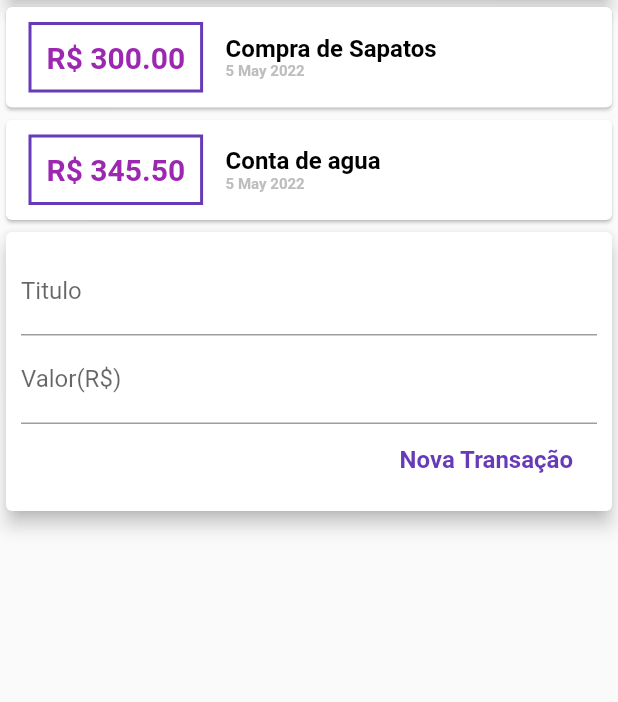
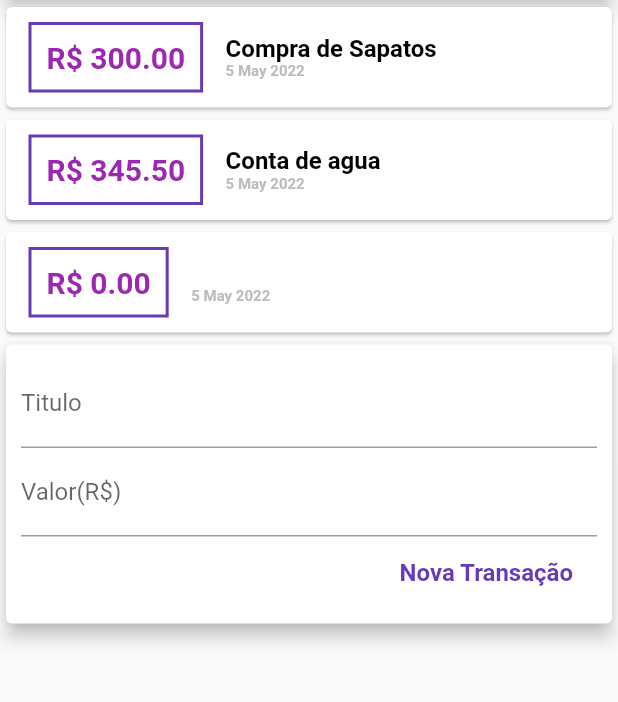
Before and after one commit to Wallace82/expense, a Flutter app: the screen it shows after launch, after a tap on "Nova Transação", on a phone screen of 412 x 824 dp, the part 119-821 px from its top. Run offline on Flutter 3.47's test engine with Material 2 defaults, Android fonts, the phone set to English and light mode, and no system bars.

Commit message:
5 - Persistindo na lista

```diff
--- a/lib/components/transaction_form.dart
+++ b/lib/components/transaction_form.dart
@@ -4,6 +4,10 @@ class TransactionForm extends StatelessWidget {
 
   final titleController = TextEditingController();
   final valueController = TextEditingController();
+
+  final void Function(String,double) onSubmit;
+
+  TransactionForm(this.onSubmit);
 
   @override
   Widget build(BuildContext context) {
@@ -30,8 +34,9 @@ class TransactionForm extends StatelessWidget {
               children: [
                 FlatButton(
                   onPressed: (){
-                    print(titleController.text);
-                    print(valueController.text);
+                    final String title = titleController.text;
+                    final double value = double.tryParse(valueController.text)??0;
+                    onSubmit(title,value);
                   },
                   child: Text(
                     'Nova Transação',
--- a/lib/components/transaction_user.dart
+++ b/lib/components/transaction_user.dart
@@ -1,3 +1,5 @@
+import 'dart:math';
+
 import 'package:expense/models/transaction.dart';
 import 'package:flutter/material.dart';
 import 'package:expense/components/transaction_form.dart';
@@ -25,12 +27,25 @@ class _TransactionUserState extends State<TransactionUser> {
     ),
   ];
 
+  _addTransction(String title, double value){
+    final newTransaction = Transaction(
+        id: Random().nextDouble().toString(),
+        title: title,
+        value: value,
+        date: DateTime.now(),
+    );
+
+   setState(() {
+      _listTrasaction.add(newTransaction);
+    });
+  }
+
   @override
   Widget build(BuildContext context) {
     return Column(
       children: [
         TransactionList(_listTrasaction),
-        TransactionForm(),
+        TransactionForm(_addTransction),
       ],
     );
   }
--- a/lib/main.dart
+++ b/lib/main.dart
@@ -15,8 +15,6 @@ class ExpensesApp extends StatelessWidget {
 }
 
 class MyHomePage extends StatelessWidget {
-
-
 
   @override
   Widget build(BuildContext context) {
```
